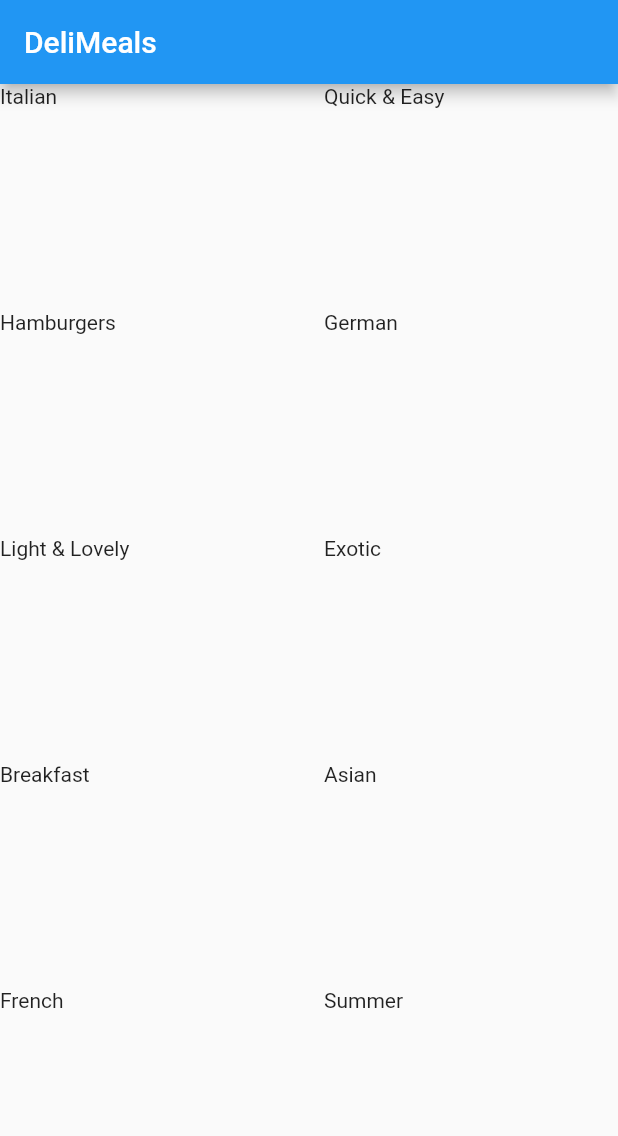
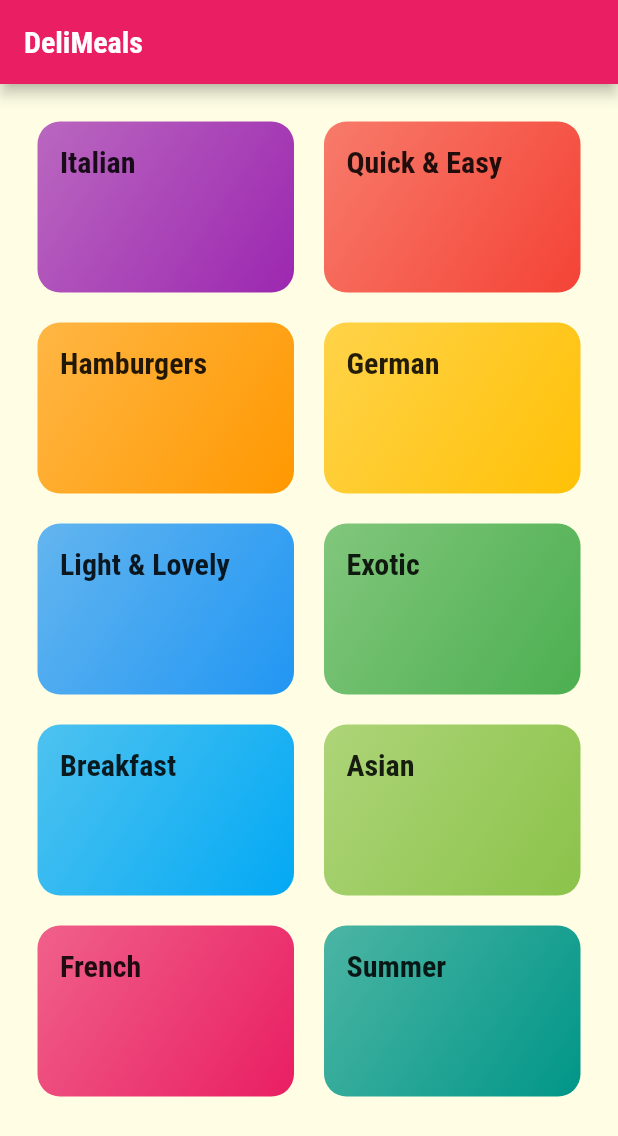
Before and after one commit to harsh4248/MealsApp, a Flutter app: the screen it shows after launch, on a phone screen of 412 x 824 dp. Shown: the top 1136 px of the screen. Run offline on Flutter 3.47's test engine with Material 2 defaults, Android fonts, the phone set to English and light mode, and no system bars.

Commit message:
Fonts added successfully

```diff
--- a/lib/categories_screen.dart
+++ b/lib/categories_screen.dart
@@ -1,23 +1,22 @@
 import 'package:flutter/widgets.dart';
 import 'package:flutter/material.dart';
 import 'dummy_data.dart';
+import 'category_item.dart';
 
 class CategoriesScreen extends StatelessWidget {
   @override
   Widget build(BuildContext context) {
-    return GridView(
-      children: DUMMY_CATEGORIES.map((category) {
-        return Container(
-          height: 100,
-          width: 100,
-          child: Text(category.title),
-        );
-      }).toList(),
-      gridDelegate: SliverGridDelegateWithMaxCrossAxisExtent(
-          maxCrossAxisExtent: 200,
-          childAspectRatio: 3 / 2,
-          crossAxisSpacing: 20,
-          mainAxisSpacing: 20),
+    return Scaffold(
+      appBar: AppBar(title: const Text("DeliMeals"),),
+      body: GridView(
+        padding: EdgeInsets.all(25.0),
+        children: DUMMY_CATEGORIES.map((category)=> CategoryItem(title: category.title,color: category.color,)).toList(),
+        gridDelegate: SliverGridDelegateWithMaxCrossAxisExtent(
+            maxCrossAxisExtent: 200,
+            childAspectRatio: 3 / 2,
+            crossAxisSpacing: 20,
+            mainAxisSpacing: 20),
+      ),
     );
   }
 }
--- /dev/null
+++ b/lib/category_item.dart
@@ -0,0 +1,24 @@
+import 'package:flutter/material.dart';
+import 'package:flutter/widgets.dart';
+
+class CategoryItem extends StatelessWidget {
+  final String title;
+  final Color color;
+
+  CategoryItem({this.title, this.color});
+
+  @override
+  Widget build(BuildContext context) {
+    return Container(
+      padding: const EdgeInsets.all(15),
+      child: Text(title,style: Theme.of(context).textTheme.headline6,),
+      decoration: BoxDecoration(
+          gradient: LinearGradient(
+            colors: [color.withOpacity(0.7), color],
+            begin: Alignment.topLeft,
+            end: Alignment.bottomRight,
+          ),
+          borderRadius: BorderRadius.circular(15)),
+    );
+  }
+}
--- a/lib/main.dart
+++ b/lib/main.dart
@@ -6,25 +6,16 @@ void main() {
   runApp(MaterialApp(
     title: "DeliMeals",
     theme: ThemeData(
-      primarySwatch: Colors.blue,
+      primarySwatch: Colors.pink,
+      accentColor: Colors.amber,
+      canvasColor: Color.fromRGBO(255, 254, 229, 1),
+      fontFamily: 'Raleway',
+      textTheme: ThemeData.light().textTheme.copyWith(
+        bodyText1: TextStyle(color: Color.fromRGBO(20, 51, 51, 1),),
+        bodyText2: TextStyle(color: Color.fromRGBO(20, 51, 51, 1)),
+        headline6: TextStyle(fontSize: 20,fontFamily: 'RobotoCondensed',fontWeight: FontWeight.bold)
+      ),
     ),
-    home: MyHomePage(),
+    home: CategoriesScreen(),
   ));
 }
-
-class MyHomePage extends StatefulWidget {
-  @override
-  _MyHomePageState createState() => _MyHomePageState();
-}
-
-class _MyHomePageState extends State<MyHomePage> {
-  @override
-  Widget build(BuildContext context) {
-    return Scaffold(
-      appBar: AppBar(
-        title: Text("DeliMeals"),
-      ),
-      body: Center(child: CategoriesScreen(),),
-    );
-  }
-}
```
Also changed, not shown: pubspec.yaml (+20 -6 lines), assets/fonts/Raleway-Black.ttf (added), assets/fonts/Raleway-Bold.ttf (added), assets/fonts/Raleway-Regular.ttf (added), assets/fonts/RobotoCondensed-Bold.ttf (added), assets/fonts/RobotoCondensed-Italic.ttf (added), assets/fonts/RobotoCondensed-Light.ttf (added), assets/fonts/RobotoCondensed-Regular.ttf (added).
